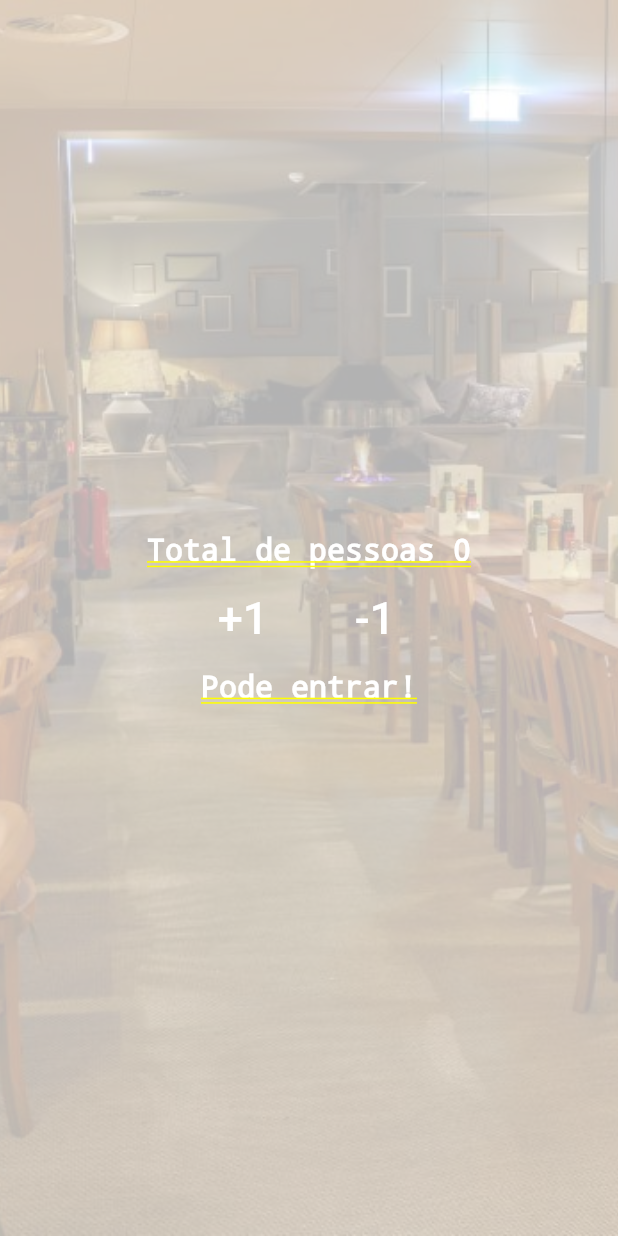
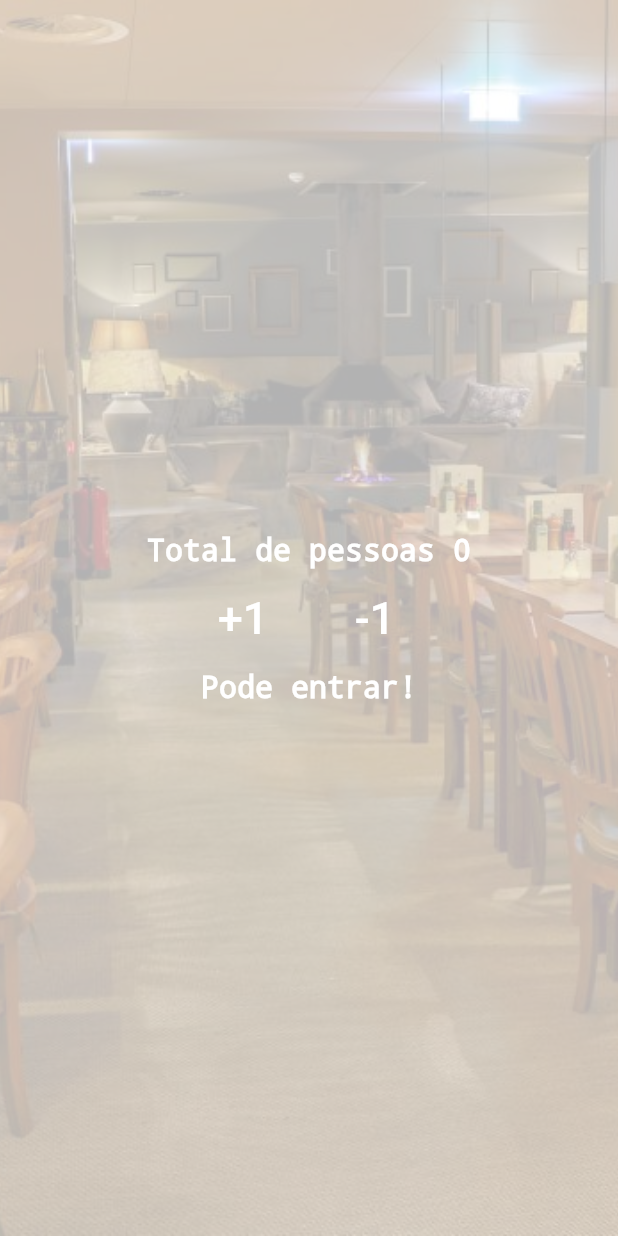
Before and after one commit to RobertDS07/First_Contact_Flutter, a Flutter app: the screen it shows after launch, on a phone screen of 412 x 824 dp. Run offline on Flutter 3.47's test engine with Material 2 defaults, Android fonts, the phone set to English and light mode, and no system bars.

Commit message:
Fix: removing text decoration

```diff
--- a/lib/main.dart
+++ b/lib/main.dart
@@ -48,7 +48,10 @@ class _ContadorState extends State<Contador> {
       children: [
         Text(
           'Total de pessoas $pessoas',
-          style: TextStyle(fontSize: 20, color: Colors.white),
+          style: TextStyle(
+              fontSize: 20,
+              color: Colors.white,
+              decoration: TextDecoration.none),
         ),
         Padding(
           padding: EdgeInsets.all(10),
@@ -81,6 +84,7 @@ Widget status(int pessoas) {
       pessoas >= 0 && pessoas <= 10 ? 'Pode entrar!' : 'Estamos cheio!';
   return Text(
     statusText,
-    style: TextStyle(fontSize: 20, color: Colors.white),
+    style: TextStyle(
+        fontSize: 20, color: Colors.white, decoration: TextDecoration.none),
   );
 }
```
